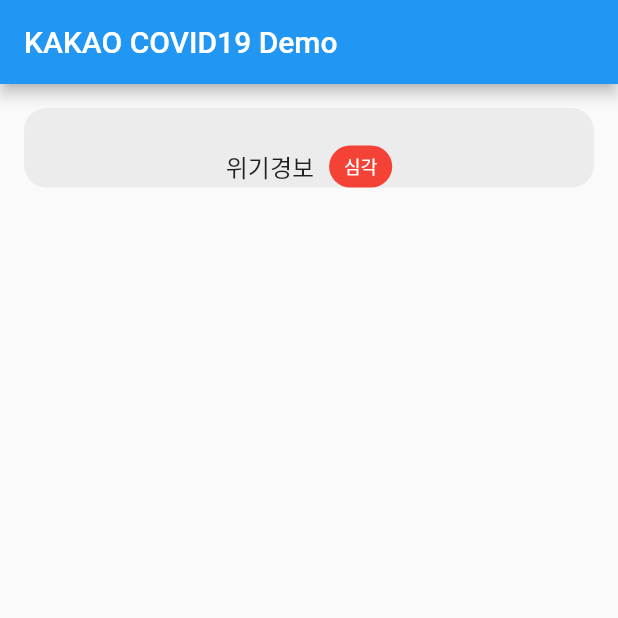
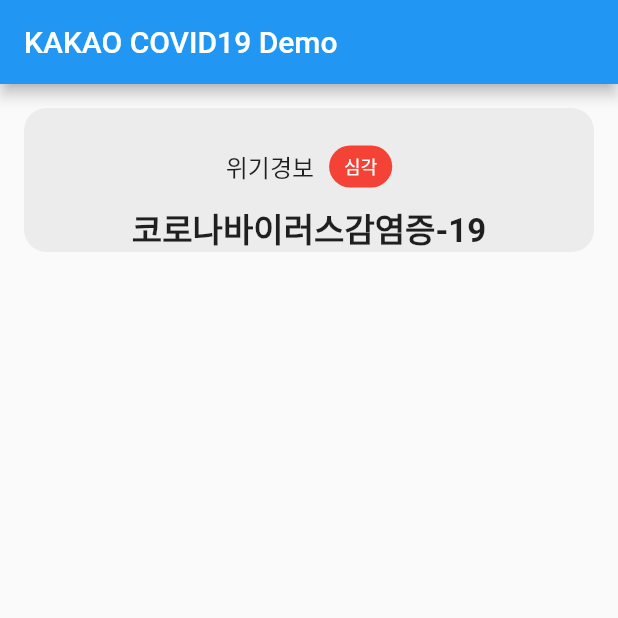
Before and after one commit to any1ok/kakao_covid_clone, a Flutter app: the screen it shows after launch, on a phone screen of 412 x 824 dp, the top half of it. Run offline on Flutter 3.47's test engine with Material 2 defaults, Android fonts, the phone set to English and light mode, and no system bars.

Commit message:
SizedBox 간격 // Text

```diff
--- a/lib/main.dart
+++ b/lib/main.dart
@@ -69,7 +69,13 @@ class _MyCovid19PageState extends State<MyCovid19Page> {
                         style: TextStyle(color: Colors.white, fontSize: 12))
                     )
                   ],
-                )
+                ),
+                SizedBox(
+                  height: 10,
+                ),
+                Text("코로나바이러스감염증-19",
+                    style:
+                    TextStyle(fontSize: 22, fontWeight: FontWeight.bold)),
               ],
             ),
           ),
```
